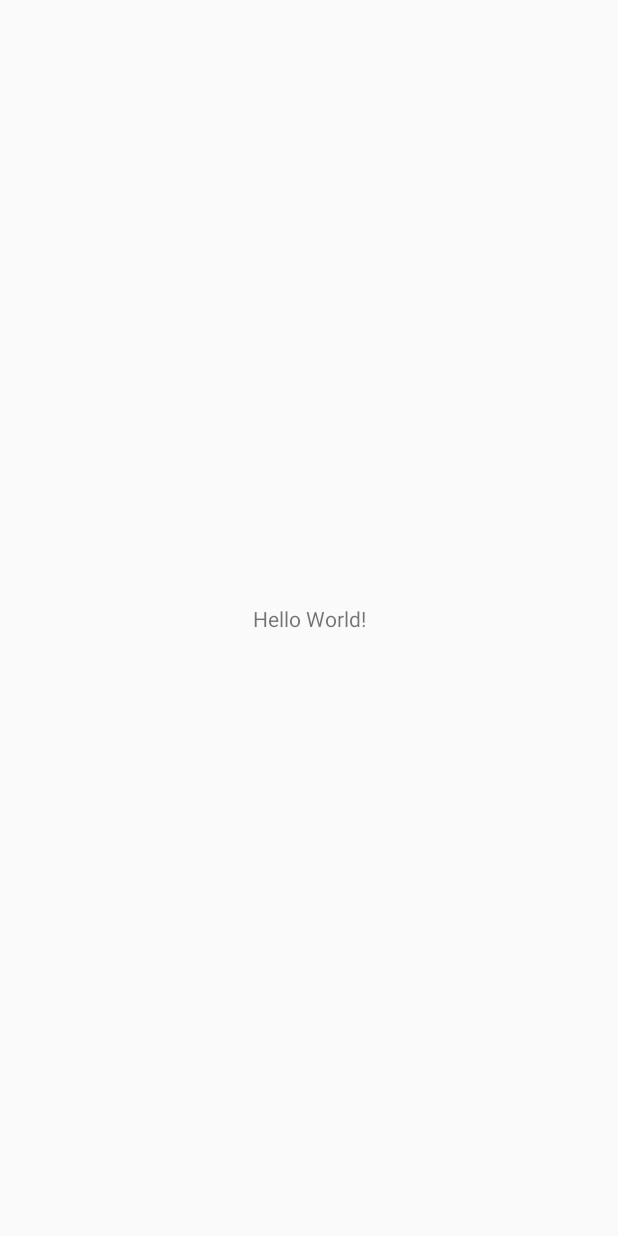
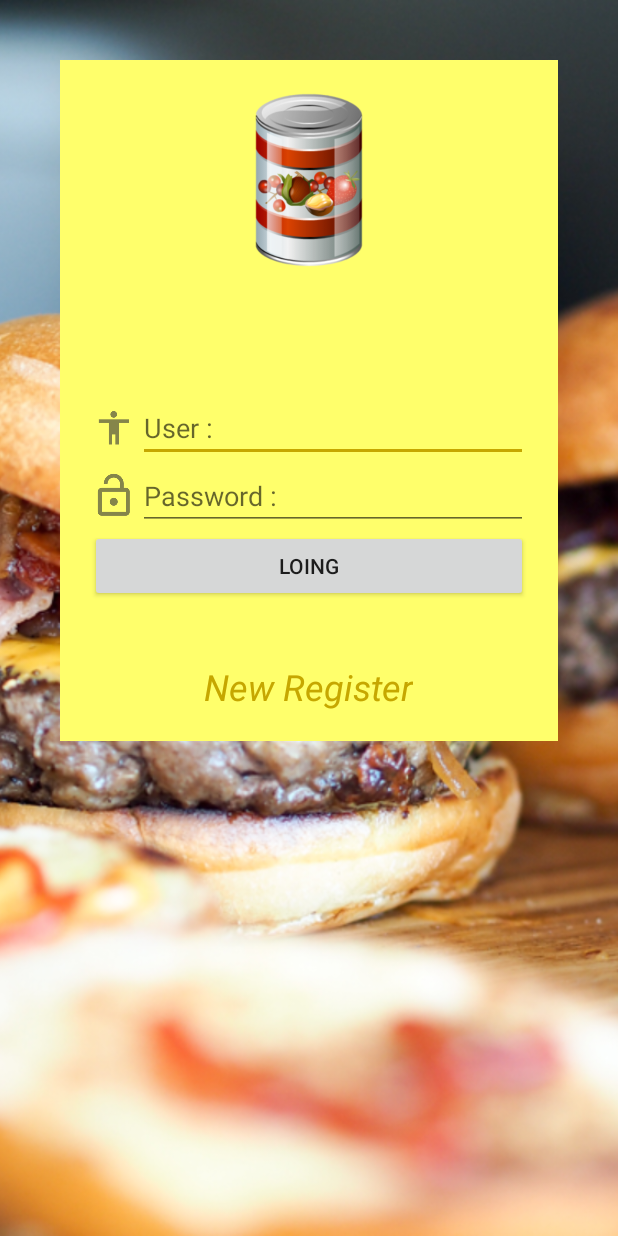
Before and after one commit to sabahoo55/MyApplication, an Android app: the screen it shows after launch (MainActivity), on a phone screen of 412 x 824 dp. Before the commit the screen is almost empty. Run offline under Robolectric (Android 15) with nearby library versions, the phone set to English and light mode, and no system bars.

Commit message:
design UI Main Finish

```diff
--- a/app/src/main/java/sst/pracha/myapplication/MainActivity.java
+++ b/app/src/main/java/sst/pracha/myapplication/MainActivity.java
@@ -1,13 +1,30 @@
 package sst.pracha.myapplication;
 
+import android.content.Context;
 import android.support.v7.app.AppCompatActivity;
 import android.os.Bundle;
+import android.util.AttributeSet;
+import android.view.View;
+
+import sst.pracha.myapplication.fragment.MainFragment;
 
 public class MainActivity extends AppCompatActivity {
+
+
 
     @Override
     protected void onCreate(Bundle savedInstanceState) {
         super.onCreate(savedInstanceState);
         setContentView(R.layout.activity_main);
-    }
-}
+        //   Add Fragment To Activity
+        if (savedInstanceState == null) {
+
+            getSupportFragmentManager().beginTransaction()
+                    .add(R.id.contentMainFragment, new MainFragment())
+                    .commit();
+
+        }
+
+
+    } // Main Method
+}//Main Class
--- /dev/null
+++ b/app/src/main/java/sst/pracha/myapplication/fragment/MainFragment.java
@@ -0,0 +1,51 @@
+package sst.pracha.myapplication.fragment;
+
+import android.os.Bundle;
+import android.support.annotation.Nullable;
+import android.support.v4.app.Fragment;
+import android.view.LayoutInflater;
+import android.view.View;
+import android.view.ViewGroup;
+import android.widget.TextView;
+
+import sst.pracha.myapplication.R;
+
+/**
+ * Created by pracha on 14/12/2560.
+ */
+
+public class MainFragment extends Fragment{
+    @Override
+    public void onActivityCreated(@Nullable Bundle savedInstanceState) {
+        super.onActivityCreated(savedInstanceState);
+
+    //    Register Controller
+        TextView textView = getView().findViewById(R.id.txtNewRegister);
+textView.setOnClickListener(new View.OnClickListener() {
+
+    @Override
+    public void onClick(View view) {
+
+    //    Replace
+        getActivity().getSupportFragmentManager()
+                .beginTransaction()
+                .replace(R.id.contentMainFragment, new RegisterFragment())
+                .addToBackStack(null)
+                .commit();
+
+
+
+    }//onclick
+});
+
+
+
+    }// Main Class
+
+    @Nullable
+    @Override
+    public View onCreateView(LayoutInflater inflater, @Nullable ViewGroup container, @Nullable Bundle savedInstanceState) {
+        View view = inflater.inflate(R.layout.fragment_main, container,false);
+        return view;
+    }
+}// Main Class
--- a/app/src/main/res/layout/activity_main.xml
+++ b/app/src/main/res/layout/activity_main.xml
@@ -4,15 +4,20 @@
     xmlns:tools="http://schemas.android.com/tools"
     android:layout_width="match_parent"
     android:layout_height="match_parent"
-    tools:context="sst.pracha.myapplication.MainActivity">
+    tools:context=".MainActivity">
 
-    <TextView
-        android:layout_width="wrap_content"
-        android:layout_height="wrap_content"
-        android:text="Hello World!"
-        app:layout_constraintBottom_toBottomOf="parent"
-        app:layout_constraintLeft_toLeftOf="parent"
-        app:layout_constraintRight_toRightOf="parent"
-        app:layout_constraintTop_toTopOf="parent" />
+    <!--Wallpaper-->
+    <ImageView
+        android:scaleType="centerCrop"
+        android:src="@drawable/bg6"
+        android:layout_width="match_parent"
+        android:layout_height="match_parent" />
+
+    <!--Content of Fragment-->
+    <FrameLayout
+        android:id="@+id/contentMainFragment"
+        android:layout_width="match_parent"
+        android:layout_height="match_parent"/>
+
 
 </android.support.constraint.ConstraintLayout>
--- a/app/src/main/res/layout/fragment_main.xml
+++ b/app/src/main/res/layout/fragment_main.xml
@@ -2,100 +2,107 @@
 <LinearLayout xmlns:android="http://schemas.android.com/apk/res/android"
     android:orientation="vertical" android:layout_width="match_parent"
     android:layout_height="match_parent">
+
     <!--Content-->
     <LinearLayout
+
+        android:background="@color/my_white"
+        android:padding="@dimen/padding"
+        android:orientation="vertical"
+        android:layout_margin="@dimen/margin"
         android:layout_width="match_parent"
+        android:layout_height="wrap_content">
 
-        android:layout_height="wrap_content"
-        android:layout_margin="@dimen/margin"
-        android:orientation="vertical"
-        android:padding="@dimen/padding">
+        <!--Logo-->
+        <ImageView
+            android:src="@drawable/logo"
+            android:layout_gravity="center_horizontal"
+            android:layout_width="@dimen/logo"
+            android:layout_height="@dimen/logo" />
 
-        <!--logo-->
-
-        <ImageView
-            android:layout_width="@dimen/logo"
-            android:layout_height="@dimen/logo"
+        <!--Add Name-->
+        <TextView
+            android:layout_marginBottom="@dimen/margin2"
+            android:layout_marginTop="@dimen/margin2"
+            android:textColor="@color/colorPrimaryDark"
             android:layout_gravity="center_horizontal"
-            android:src="@drawable/logo" />
-
-        <!--user-->
-
-        <!--Add name-->
-
-        เ android:text="@string/title"
-
-        android:layout_width="@dimen/h2 "
+            android:textStyle="bold"
+            android:text="@string/title"
+            android:textSize="@dimen/h1"
+            android:layout_width="wrap_content"
             android:layout_height="wrap_content" />
 
-        <TextView
-            android:layout_width="wrap_content"
-            android:layout_height="wrap_content"
-            android:layout_gravity="center_horizontal"
-            android:layout_marginBottom="@dimen/margin2"
-            android:text="@string/title"
-            android:textColor="@color/colorPrimaryDark"
-            android:textStyle="bold" />
         <!--User-->
-
         <LinearLayout
             android:orientation="horizontal"
             android:layout_width="match_parent"
             android:layout_height="wrap_content">
 
+            <!--Icon-->
             <ImageView
+                android:layout_gravity="center_vertical"
                 android:src="@drawable/ic_action_user"
                 android:layout_width="wrap_content"
                 android:layout_height="wrap_content" />
-            android:layout_gravity="center_vertical"
 
+            <!--TextField-->
             <EditText
+                android:textColor="@color/colorPrimaryDark"
                 android:inputType="text"
+                android:hint="@string/user"
                 android:layout_width="match_parent"
-                android:layout_height="wrap_content"
-                android:layout_gravity="center_vertical"
-                android:hint="@string/user" />
+                android:layout_height="wrap_content" />
+
 
         </LinearLayout>
+
         <!--Password-->
         <LinearLayout
             android:orientation="horizontal"
             android:layout_width="match_parent"
             android:layout_height="wrap_content">
 
+            <!--Icon-->
             <ImageView
+                android:layout_gravity="center_vertical"
                 android:src="@drawable/ic_action_password"
                 android:layout_width="wrap_content"
                 android:layout_height="wrap_content" />
-            android:layout_gravity="center_vertical"
+
+            <!--TextField-->
             <EditText
                 android:textColor="@color/colorPrimaryDark"
                 android:inputType="textPassword"
-                android:layout_gravity="center_vertical"
                 android:hint="@string/pass"
                 android:layout_width="match_parent"
                 android:layout_height="wrap_content" />
 
+
         </LinearLayout>
-        <!--Loing button-->
+
+        <!--Login Button-->
         <Button
             android:text="@string/login"
             android:layout_width="match_parent"
             android:layout_height="wrap_content" />
 
+        <!--New Register-->
+        <TextView
 
-        <!--New Reg-->
-<TextView
+
+            android:clickable="true"
+            android:id="@+id/txtNewRegister"
             android:layout_marginTop="@dimen/margin2"
+            android:textStyle="italic"
+            android:textColor="@color/colorAccent"
             android:layout_gravity="center_horizontal"
-    android:textColor="@color/colorAccent"
             android:text="@string/register"
+            android:textSize="@dimen/h2"
             android:layout_width="wrap_content"
             android:layout_height="wrap_content" />
+
 
     </LinearLayout>
 
 
-
-
 </LinearLayout>
--- a/app/src/main/res/values/colors.xml
+++ b/app/src/main/res/values/colors.xml
@@ -3,4 +3,5 @@
     <color name="colorPrimary">#fdd835</color>
     <color name="colorPrimaryDark">#ffff6b</color>
     <color name="colorAccent">#c6a700</color>
+    <color name="my_white">#ffff6b</color>
 </resources>
--- a/app/src/main/res/values/dimens.xml
+++ b/app/src/main/res/values/dimens.xml
@@ -1,7 +1,7 @@
 <?xml version="1.0" encoding="utf-8"?>
     <resources>
-    <dimen name="margin">50dp</dimen>
-    <dimen name="margin2">50dp</dimen>
+    <dimen name="margin">40dp</dimen>
+    <dimen name="margin2">40dp</dimen>
     <dimen name="h1">1dp</dimen>
     <dimen name="h2">24dp</dimen>
     <dimen name="logo">120dp</dimen>
```
Also changed, not shown: app/src/main/java/sst/pracha/myapplication/fragment/RegisterFragment.java (added, +26 -0 lines), app/src/main/res/layout/fragment_register.xml (added, +94 -0 lines), app/src/main/res/layout/my_toolbar.xml (added, +7 -0 lines), app/src/main/res/drawable-hdpi/ic_action_name.png (added), app/src/main/res/drawable-mdpi/ic_action_name.png (added), app/src/main/res/drawable-xhdpi/ic_action_name.png (added), app/src/main/res/drawable-xxhdpi/ic_action_name.png (added), app/src/main/res/drawable/bg2.png (added), app/src/main/res/drawable/bg6.png (added), app/src/main/res/drawable/logo.png (renamed from app/src/main/res/drawable-v24/logo.png). Lines whose indentation alone changed are shown as unchanged.
